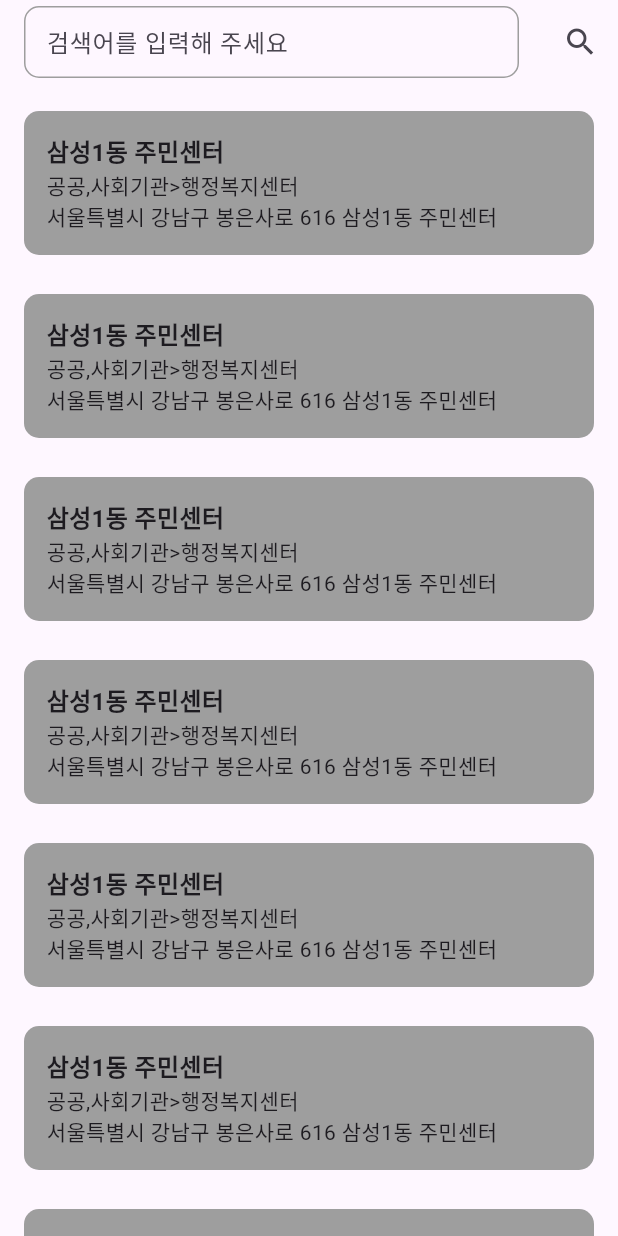
After one commit to seonghoon-02/regional_search_app, a Flutter app: the screen it shows after launch, on a phone screen of 412 x 824 dp. The commit adds this screen. Run offline on Flutter 3.47's test engine with Material 3 defaults, Android fonts, the phone set to English and light mode, and no system bars.

Commit message:
refactor: listview 기능부분 파일 분리

```diff
--- /dev/null
+++ b/lib/home_list_view.dart
@@ -0,0 +1,40 @@
+import 'package:flutter/material.dart';
+
+class HomeListView extends StatelessWidget {
+  @override
+  Widget build(BuildContext context) {
+    return ListView.separated(
+      itemCount: 10, // 리스트 항목 수
+      itemBuilder: (context, index) {
+        // 각 항목의 UI 정의
+        return listContainer(index);
+      },
+      separatorBuilder: (context, index) => SizedBox(height: 10),
+    );
+  }
+
+  Widget listContainer(int index) {
+    return Padding(
+      padding: const EdgeInsets.only(left: 16, right: 16, bottom: 8, top: 8),
+      child: Container(
+        decoration: BoxDecoration(
+            color: Colors.grey, borderRadius: BorderRadius.circular(10)),
+        padding: EdgeInsets.all(15),
+        child: Column(
+          crossAxisAlignment: CrossAxisAlignment.start,
+          children: [
+            Text(
+              '삼성1동 주민센터',
+              style: TextStyle(fontSize: 16, fontWeight: FontWeight.bold),
+            ),
+            Text(
+              '공공,사회기관>행정복지센터',
+              style: TextStyle(fontSize: 14),
+            ),
+            Text('서울특별시 강남구 봉은사로 616 삼성1동 주민센터'),
+          ],
+        ),
+      ),
+    );
+  }
+}
```
Also changed, not shown: lib/home_page.dart (+26 -32 lines).
